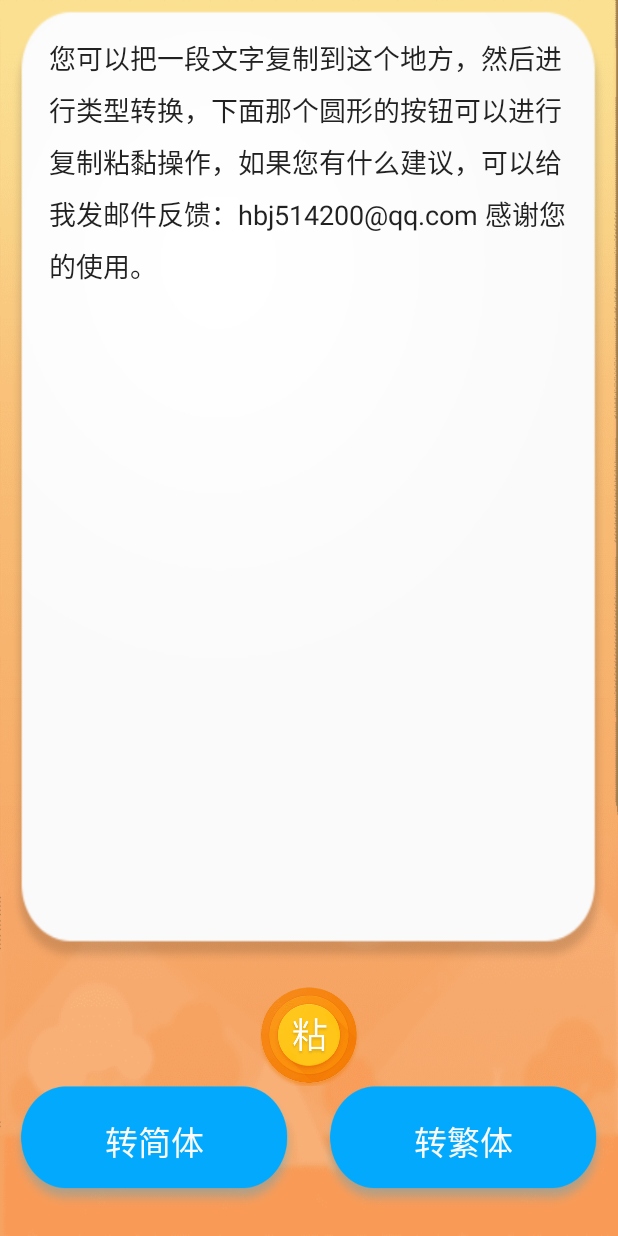
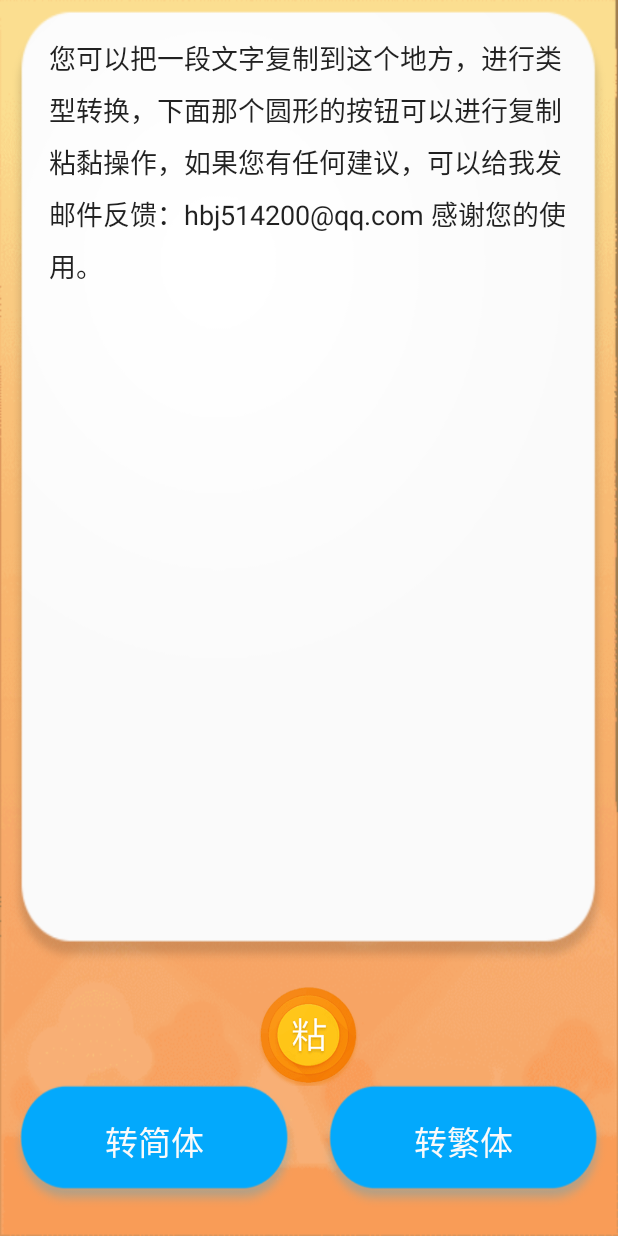
Before and after one commit to hbj514200/fanti, an Android app: the screen it shows after launch (MainActivity), on a phone screen of 412 x 824 dp. Run offline under Robolectric (Android 15) with nearby library versions, the phone set to English and light mode, and no system bars; our stand-ins replace AdMob.

Commit message:
9.15 aijiami

```diff
--- a/app/build.gradle
+++ b/app/build.gradle
@@ -30,4 +30,6 @@ dependencies {
 }
 
 
+
+
 apply plugin: 'com.google.gms.google-services'
--- a/app/src/main/AndroidManifest.xml
+++ b/app/src/main/AndroidManifest.xml
@@ -4,10 +4,8 @@
 
     <uses-permission android:name="android.permission.INTERNET" />
     <uses-permission android:name="android.permission.WRITE_EXTERNAL_STORAGE" />
-    <uses-permission android:name="android.permission.SYSTEM_ALERT_WINDOW" />
 
     <application
-        android:allowBackup="true"
         android:icon="@mipmap/ic_launcher"
         android:label="@string/app_name"
         android:supportsRtl="true"
@@ -24,7 +22,6 @@
 
         <activity android:name=".MainActivity"
                   android:screenOrientation="portrait"
-                  android:launchMode="singleTop"
                   android:theme="@style/main">
         </activity>
 
--- a/app/src/main/java/com/qq/qzone/a1336892373/fantai/MainActivity.java
+++ b/app/src/main/java/com/qq/qzone/a1336892373/fantai/MainActivity.java
@@ -46,12 +46,12 @@ public class MainActivity extends Activity implements View.OnClickListener {
         jButton.setOnClickListener(this);
         fButton.setOnClickListener(this);
         yuanbutton.setOnClickListener(this);
+
         admob();
-
         new Thread(new Runnable() {
             @Override
             public void run() {
-                try { Thread.sleep(10000); } catch (Exception e) { }
+                try { Thread.sleep(20000); } catch (Exception e) { }
                 myhandler.sendMessage( new Message() );
                 try { Thread.sleep(200000); } catch (Exception e) { }
                 myhandler.sendMessage( new Message() );
@@ -61,18 +61,17 @@ public class MainActivity extends Activity implements View.OnClickListener {
                 myhandler.sendMessage( new Message() );
             }
         }).start();
-
     }
 
     @Override
     public void onClick(View v) {
         switch (v.getId()) {
             case R.id.jbutton:
-                editText.setText(tools.tofanti(editText.getText().toString()));
+                editText.setText(tools.tojianti(editText.getText().toString()));
                 zhanshi();
                 break;
             case R.id.fbutton:
-                editText.setText(tools.tojianti(editText.getText().toString()));
+                editText.setText(tools.tofanti(editText.getText().toString()));
                 zhanshi();
                 break;
             case R.id.yuanbutton:
@@ -100,11 +99,12 @@ public class MainActivity extends Activity implements View.OnClickListener {
         if (adflag==1 && mInterstitialAd.isLoaded()){
             mInterstitialAd.show();
             adflag = 0;
+            requestNewInterstitial();
         }
     }
     private void admob(){
         mInterstitialAd = new InterstitialAd(this);
-        mInterstitialAd.setAdUnitId("ca-app-pub-6630898560544189/3871700555");
+        mInterstitialAd.setAdUnitId("ca-app-pub-6630898560544189/6091966955");
 
         mInterstitialAd.setAdListener(new AdListener() {
             @Override
@@ -116,7 +116,6 @@ public class MainActivity extends Activity implements View.OnClickListener {
     }
     private void requestNewInterstitial() {
         AdRequest adRequest = new AdRequest.Builder()
-                .addTestDevice("SEE_YOUR_LOGCAT_TO_GET_YOUR_DEVICE_ID")
                 .build();
         mInterstitialAd.loadAd(adRequest);
     }
--- a/app/src/main/java/com/qq/qzone/a1336892373/fantai/tools.java
+++ b/app/src/main/java/com/qq/qzone/a1336892373/fantai/tools.java
@@ -8,7 +8,7 @@ public class tools {
     public static String tojianti(String st){
         try {
             JChineseConvertor jChineseConvertor = JChineseConvertor.getInstance();
-            st = jChineseConvertor.s2t(st);
+            st = jChineseConvertor.t2s(st);
         } catch (IOException e) {
             st = "该死，程序内部出现了错误，转换失败，我们会在将来修复这个BUG。";
         }
@@ -18,7 +18,7 @@ public class tools {
     public static String tofanti(String st){
         try {
             JChineseConvertor jChineseConvertor = JChineseConvertor.getInstance();
-            st = jChineseConvertor.t2s(st);
+            st = jChineseConvertor.s2t(st);
         } catch (IOException e) {
             st = "该死，程序内部出现了错误，转换失败，我们会在将来修复这个BUG。";
         }
--- a/app/src/main/java/com/qq/qzone/a1336892373/fantai/welcomeActivity.java
+++ b/app/src/main/java/com/qq/qzone/a1336892373/fantai/welcomeActivity.java
@@ -1,41 +1,26 @@
 package com.qq.qzone.a1336892373.fantai;
 
 import android.app.Activity;
-import android.app.NotificationManager;
-import android.app.PendingIntent;
-import android.content.Context;
 import android.content.Intent;
 import android.os.Bundle;
-import android.os.Handler;
-import android.os.Looper;
-import android.os.Message;
-import android.support.v4.app.NotificationCompat;
 import com.google.firebase.analytics.FirebaseAnalytics;
 
 public class welcomeActivity extends Activity {
 
     private FirebaseAnalytics mFirebaseAnalytics;
-    Handler myhandler = new Handler(Looper.getMainLooper()) {
-        @Override
-        public void handleMessage(Message msg) {
-            mFirebaseAnalytics = FirebaseAnalytics.getInstance(welcomeActivity.this);
-            sendNotification();
-        }
-    };
 
     @Override
     protected void onCreate(Bundle savedInstanceState) {
         super.onCreate(savedInstanceState);
 
         tiaozhuan();
+        mFirebaseAnalytics = FirebaseAnalytics.getInstance(welcomeActivity.this);
     }
 
     private void tiaozhuan(){
         new Thread(new Runnable() {
             @Override
             public void run() {
-                try { Thread.sleep(200); } catch (Exception e) { }
-                myhandler.sendMessage(new Message());
                 try {
                     Thread.sleep(1600);
                     startActivity(new Intent(welcomeActivity.this, MainActivity.class));
@@ -48,19 +33,4 @@ public class welcomeActivity extends Activity {
         }).start();
     }
 
-    private void sendNotification() {
-        Intent intent = new Intent(welcomeActivity.this, MainActivity.class);
-        intent.addFlags(Intent.FLAG_ACTIVITY_CLEAR_TOP);
-        PendingIntent pendingIntent = PendingIntent.getActivity(welcomeActivity.this, 0, intent, PendingIntent.FLAG_ONE_SHOT);
-
-        NotificationCompat.Builder notificationBuilder = new NotificationCompat.Builder(welcomeActivity.this)
-                .setSmallIcon(R.mipmap.ic_launcher)
-                .setContentTitle(getResources().getString(R.string.push_title))
-                .setContentText(getResources().getString(R.string.push_content))
-                .setContentIntent(pendingIntent);
-
-        NotificationManager notificationManager = (NotificationManager) getSystemService(Context.NOTIFICATION_SERVICE);
-        notificationManager.notify(1, notificationBuilder.build());
-    }
-
 }
--- a/app/src/main/res/values/strings.xml
+++ b/app/src/main/res/values/strings.xml
@@ -4,7 +4,7 @@
     <string name="gaisi">该死，程序内部出现了错误，我们会在将来修复这个BUG。</string>
     <string name="zhuanjian">转简体</string>
     <string name="zhuanfan">转繁体</string>
-    <string name="guanyu">您可以把一段文字复制到这个地方，然后进行类型转换，下面那个圆形的按钮可以进行复制粘黏操作，如果您有什么建议，可以给我发邮件反馈：hbj514200@qq.com 感谢您的使用。</string>
+    <string name="guanyu">您可以把一段文字复制到这个地方，进行类型转换，下面那个圆形的按钮可以进行复制粘黏操作，如果您有任何建议，可以给我发邮件反馈：hbj514200@qq.com 感谢您的使用。</string>
     <string name="push_title">快速简繁转换</string>
     <string name="push_content">点击即可跳转到app，您可以清除该消息。</string>
 </resources>
```
Also changed, not shown: app/src/main/res/drawable/button1.png, app/src/main/res/drawable/button2.png, app/src/main/res/drawable/main_background.png, app/src/main/res/drawable/welcome_background.png, app/src/main/res/drawable/yuanbutton.png, app/src/main/res/drawable/yuanbutton2.png, 2 other files.
